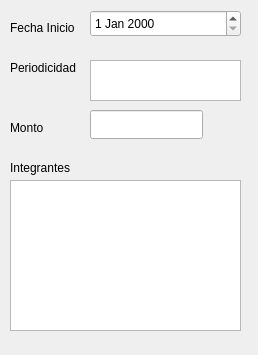
Old version of the form Qt/src/tandaView.ui in the repository wdjimenez/tandasPython.
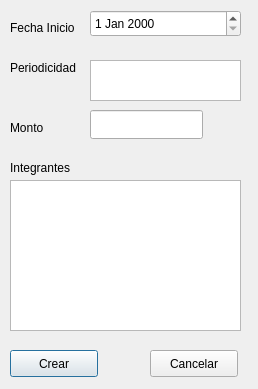
New version of the form.

Commit message: adecuaciones pantalla tanda

Patch:
```diff
--- a/Qt/src/tandaView.ui
+++ b/Qt/src/tandaView.ui
@@ -7,7 +7,7 @@
     <x>0</x>
     <y>0</y>
     <width>258</width>
-    <height>355</height>
+    <height>389</height>
    </rect>
   </property>
   <property name="windowTitle">
@@ -108,6 +108,32 @@
     <enum>QAbstractItemView::MultiSelection</enum>
    </property>
   </widget>
+  <widget class="QPushButton" name="pushCrear">
+   <property name="geometry">
+    <rect>
+     <x>10</x>
+     <y>350</y>
+     <width>88</width>
+     <height>27</height>
+    </rect>
+   </property>
+   <property name="text">
+    <string>Crear</string>
+   </property>
+  </widget>
+  <widget class="QPushButton" name="pushButton_2">
+   <property name="geometry">
+    <rect>
+     <x>150</x>
+     <y>350</y>
+     <width>88</width>
+     <height>27</height>
+    </rect>
+   </property>
+   <property name="text">
+    <string>Cancelar</string>
+   </property>
+  </widget>
  </widget>
  <resources/>
  <connections/>
```
Left out of the diff: 4 changed lines with no effect on the pictures. The commit also changes 5 other files.
